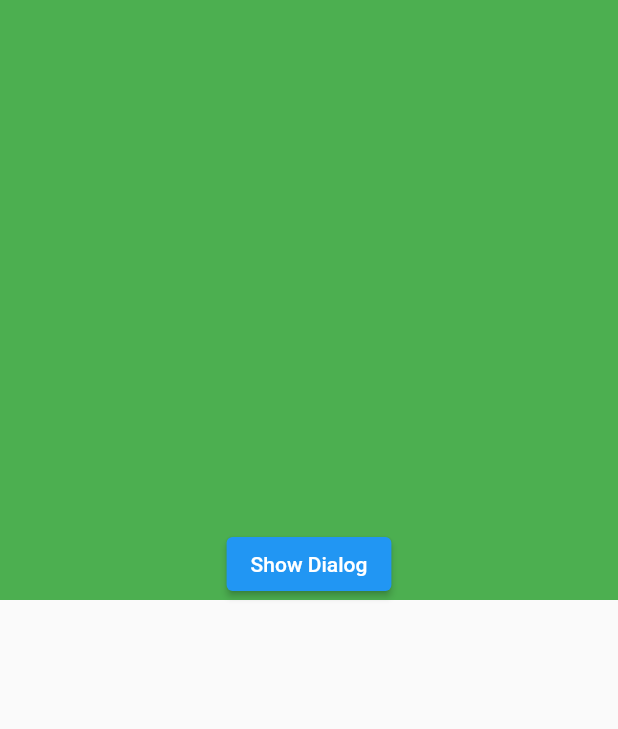
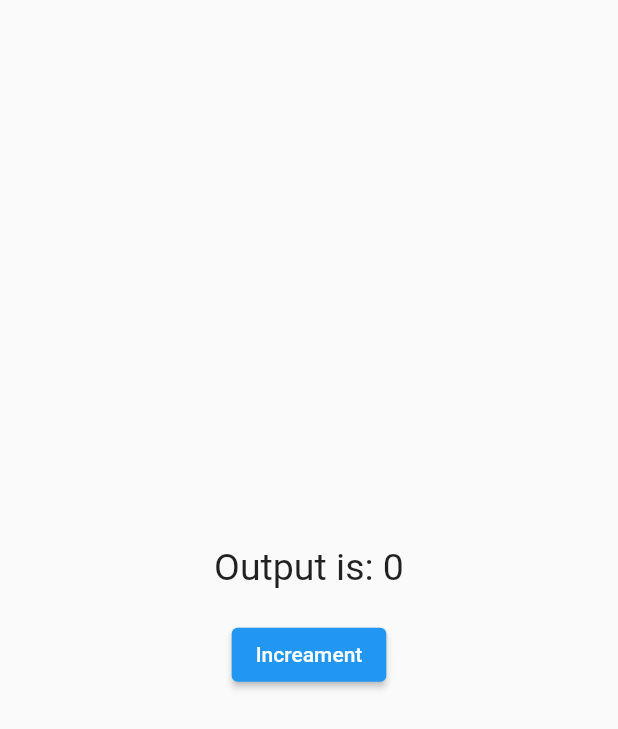
Before and after one commit to tusharhow/getX-practice, a Flutter app: the screen it shows after launch, on a phone screen of 412 x 824 dp. Shown: the top 729 px of the screen. Run offline on Flutter 3.47's test engine with Material 2 defaults, Android fonts, the phone set to English and light mode, and no system bars; our stand-ins replace get.

Commit message:
Increament function created

```diff
--- /dev/null
+++ b/lib/controllers/my_controller.dart
@@ -0,0 +1,10 @@
+import 'package:get/get.dart';
+
+class MyController extends GetxController {
+  var num = 0;
+
+  void increament() {
+    num++;
+    update();
+  }
+}
--- a/lib/main.dart
+++ b/lib/main.dart
@@ -1,4 +1,6 @@
+import 'package:flutter/cupertino.dart';
 import 'package:flutter/material.dart';
+import 'package:flutter_web_practice/controllers/my_controller.dart';
 import 'package:get/get.dart';
 
 void main() {
@@ -7,6 +9,7 @@ void main() {
 
 class MyApp extends StatelessWidget {
   // This widget is the root of your application.
+
   @override
   Widget build(BuildContext context) {
     return GetMaterialApp(
@@ -20,81 +23,38 @@ class MyApp extends StatelessWidget {
   }
 }
 
+// ignore: must_be_immutable
 class HomePage extends StatelessWidget {
-  const HomePage({Key key}) : super(key: key);
-
+  final MyController myController = Get.put(MyController());
   @override
   Widget build(BuildContext context) {
     return Scaffold(
-      body: Column(
+      body: Center(
+          child: Column(
+        mainAxisAlignment: MainAxisAlignment.center,
+        crossAxisAlignment: CrossAxisAlignment.center,
         children: [
-          Container(
-            width: double.infinity,
-            color: Colors.green,
-            height: 400,
-            child: SafeArea(
-              child: Column(
-                children: [
-                  Spacer(),
-                  ElevatedButton(
-                    onPressed: () {
-                      // Get.snackbar(
-                      //   'Another Snack1',
-                      //   '',
-                      //   snackPosition: SnackPosition.TOP,
-                      //   colorText: Colors.green,
-                      //   backgroundColor: Colors.black45,
-                      //   dismissDirection: SnackDismissDirection.HORIZONTAL,
-                      //   messageText: (Text(
-                      //     'ANother SNack',
-                      //     style: TextStyle(color: Colors.white),
-                      //   )),
-                      // );
-
-                      // Get.defaultDialog(
-                      //   title: 'Dialog Title',
-                      //   middleText: 'THis is dialog body text',
-                      //   backgroundColor: Colors.greenAccent,
-                      //   onCancel: () {},
-                      //   cancelTextColor: Colors.black,
-                      //   buttonColor: Colors.grey,
-                      // );
-
-                      Get.bottomSheet(
-                        Container(
-                          child: Wrap(
-                            children: [
-                              ListTile(
-                                leading: Icon(Icons.lightbulb),
-                                title: Text('Light Theme'),
-                                onTap: () {
-                                  Get.changeTheme(ThemeData.light());
-                                },
-                              ),
-                              ListTile(
-                                leading: Icon(Icons.directions_walk_sharp),
-                                title: Text('Dark Theme'),
-                                onTap: () {
-                                  Get.changeTheme(ThemeData.dark());
-                                },
-                              ),
-                            ],
-                          ),
-                        ),
-                        barrierColor: Colors.transparent,
-                      );
-                    },
-                    child: Text(
-                      'Show Dialog',
-                      textAlign: TextAlign.center,
-                    ),
-                  ),
-                ],
-              ),
-            ),
-          )
+          GetBuilder<MyController>(
+            init: MyController(),
+            initState: (_) {},
+            builder: (_) {
+              return Text(
+                'Output is: ${myController.num}',
+                style: TextStyle(fontSize: 25),
+              );
+            },
+          ),
+          SizedBox(
+            height: 20,
+          ),
+          ElevatedButton(
+            onPressed: () {
+              myController.increament();
+            },
+            child: Text('Increament'),
+          ),
         ],
-      ),
+      )),
     );
   }
 }
```
Also changed, not shown: lib/data.dart (+10 -2 lines), lib/student.dart (added, +8 -0 lines), 1 other file.
